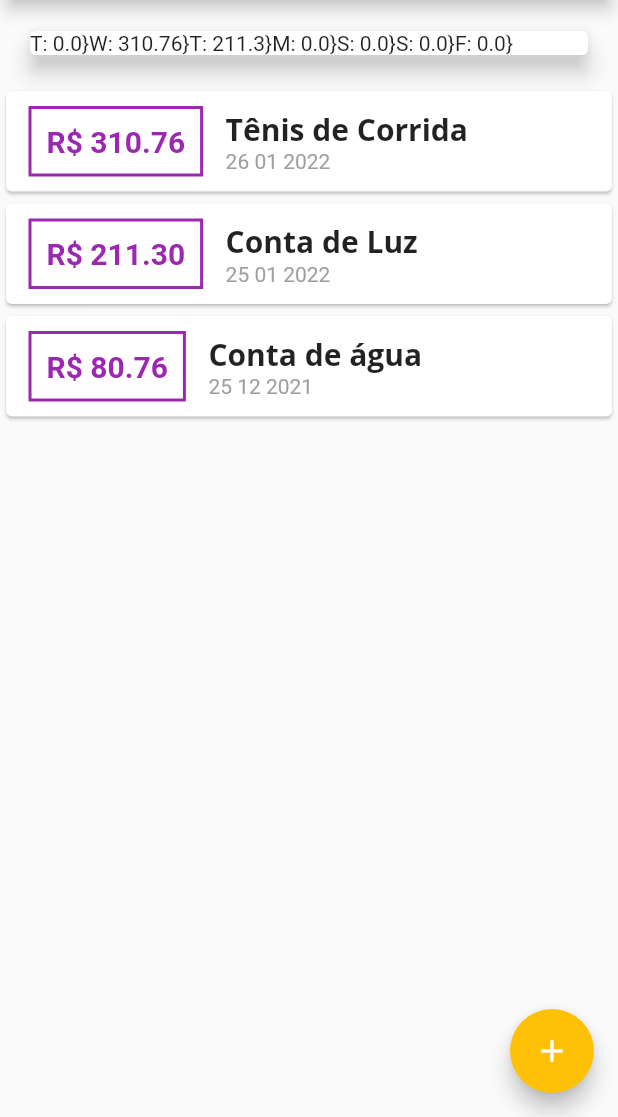
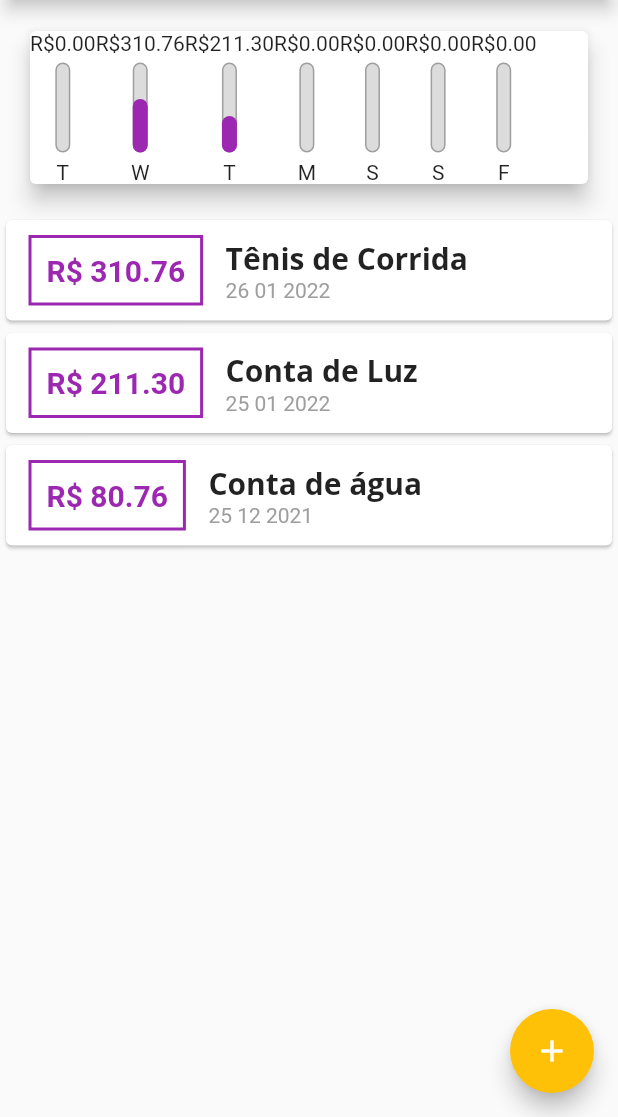
Before and after one commit to samueljml/personal-expenses, a Flutter app: the screen it shows after launch, on a phone screen of 412 x 824 dp, the part 119-1236 px from its top. Run offline on Flutter 3.47's test engine with Material 2 defaults, Android fonts, the phone set to English and light mode, and no system bars.

Commit message:
Add percentage value to ChartBar

```diff
--- a/lib/components/chart.dart
+++ b/lib/components/chart.dart
@@ -1,5 +1,6 @@
 import 'package:flutter/material.dart';
 import 'package:intl/intl.dart';
+import 'package:personal_expenses/components/chart_bar.dart';
 import 'package:personal_expenses/models/transaction.dart';
 
 class Chart extends StatelessWidget {
@@ -32,6 +33,13 @@ class Chart extends StatelessWidget {
     });
   }
 
+  double get _weekTotalValue {
+    return groupedTransactions.fold(0.0, (sum, tr) {
+      final value = tr['value'] as double;
+      return sum + value;
+    });
+  }
+
   @override
   Widget build(BuildContext context) {
     return Card(
@@ -39,7 +47,10 @@ class Chart extends StatelessWidget {
       margin: const EdgeInsets.all(20),
       child: Row(
         children: groupedTransactions
-            .map((tr) => Text('${tr['day']}: ${tr['value']}}'))
+            .map((tr) => ChartBar(
+                lable: tr['day'].toString(),
+                value: tr['value'] as double,
+                percentage: (tr['value'] as double) / _weekTotalValue))
             .toList(),
       ),
     );
```
